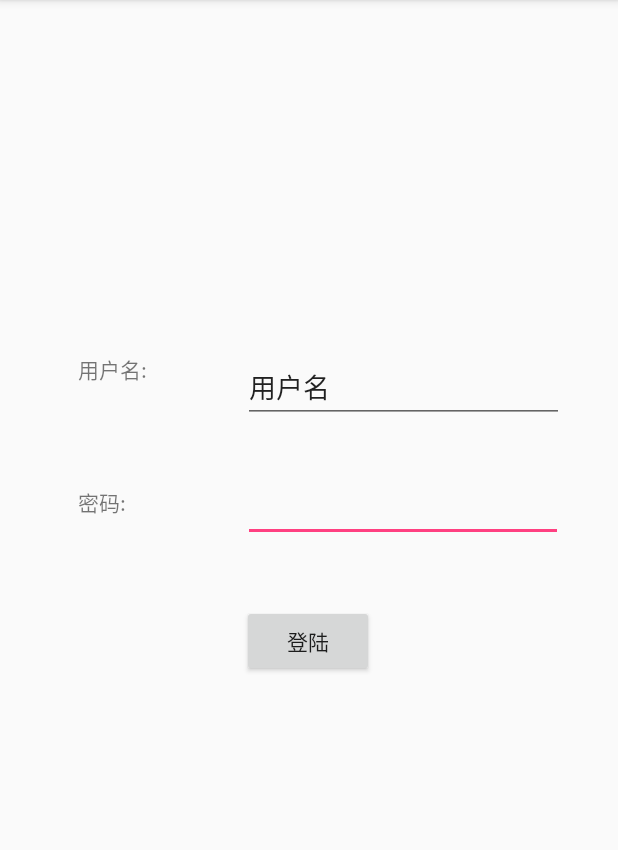
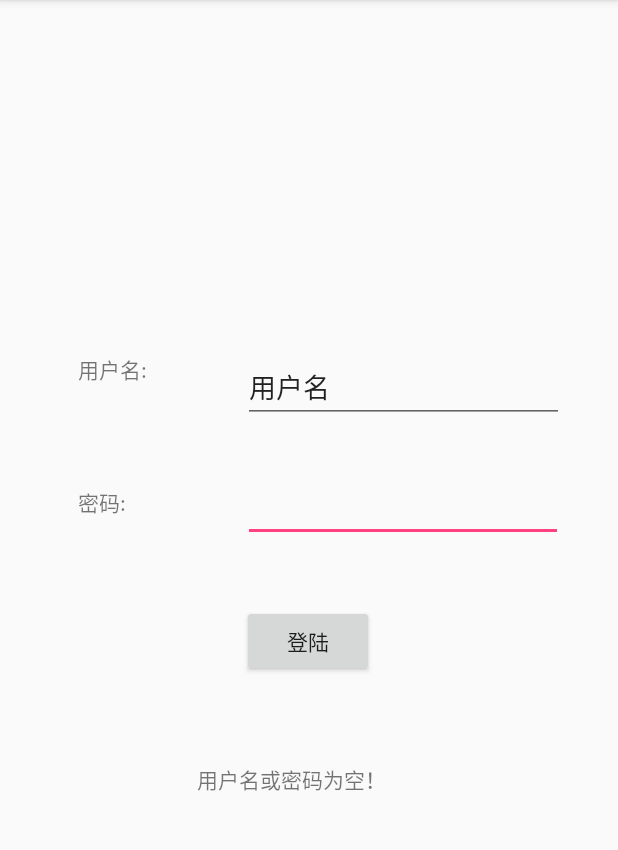
Before and after one commit to wujinbiao94/MyApplication3, an Android app: the screen it shows after launch (MainActivity), after a tap on "登陆", on a phone screen of 412 x 824 dp, the part 84-934 px from its top. Run offline under Robolectric (Android 15) with nearby library versions, the phone set to English and light mode, and no system bars.

Commit message:
新功能

```diff
--- a/app/src/main/java/com/example/myapplication/MainActivity.java
+++ b/app/src/main/java/com/example/myapplication/MainActivity.java
@@ -1,6 +1,7 @@
 package com.example.myapplication;
 
 import android.app.ProgressDialog;
+import android.content.Intent;
 import android.os.Handler;
 import android.support.v7.app.AppCompatActivity;
 import android.os.Bundle;
@@ -51,16 +52,29 @@ public class MainActivity extends AppCompatActivity {
 
         @Override
         public void run() {
+            if ("".equals(userName.getText().toString()) || "".equals(password.getText().toString())) {
+                handler.post(new Runnable() {
+                    @Override
+                    public void run() {
+                        infov.setText("用户名或密码为空！");
+                    }
+                });
+            } else {
                 info = webService.executeHttpGet(userName.getText().toString(), password.getText().toString());
                 // info = WebServicePost.executeHttpPost(username.getText().toString(), password.getText().toString());
                 handler.post(new Runnable() {
                     @Override
                     public void run() {
+                        //判断跳转
+                        if ("true".equals(info)) {
+                            Intent intent = new Intent(MainActivity.this, FunctionActivity.class);
+                            startActivity(intent);
+                        } else {
                             infov.setText(info);
-
-                 //   dialog.dismiss();
+                        }
                     }
                 });
             }
         }
     }
+}
--- a/app/src/main/java/com/example/myapplication/WebServiceRequest.java
+++ b/app/src/main/java/com/example/myapplication/WebServiceRequest.java
@@ -11,7 +11,7 @@ import java.net.URL;
  */
 
 public class WebServiceRequest {
-    private static String IP = "192.168.0.103:8080";
+    private static String IP = "192.168.8.24:8080/login";
 
     // 通过Get方式获取HTTP服务器数据
     public static String executeHttpGet(String username, String password) {
@@ -22,7 +22,7 @@ public class WebServiceRequest {
         try {
             // 用户名 密码
             // URL 地址
-            String path = "http://" + IP + "/helloworld";
+            String path = "http://" + IP;
             path = path + "?username=" + username + "&password=" + password;
 
             conn = (HttpURLConnection) new URL(path).openConnection();
--- a/app/src/main/res/layout/activity_main.xml
+++ b/app/src/main/res/layout/activity_main.xml
@@ -102,4 +102,15 @@
         android:orientation="vertical"
         app:layout_constraintGuide_begin="20dp" />
 
+    <TextView
+        android:id="@+id/infoV"
+        android:layout_width="148dp"
+        android:layout_height="65dp"
+        app:layout_constraintBottom_toBottomOf="parent"
+        app:layout_constraintEnd_toEndOf="parent"
+        app:layout_constraintHorizontal_bias="0.498"
+        app:layout_constraintStart_toStartOf="parent"
+        app:layout_constraintTop_toTopOf="parent"
+        app:layout_constraintVertical_bias="0.724" />
+
 </android.support.constraint.ConstraintLayout>
```
Also changed, not shown: app/src/main/res/layout/activity_function.xml (added, +75 -0 lines). Lines whose indentation alone changed are shown as unchanged.
